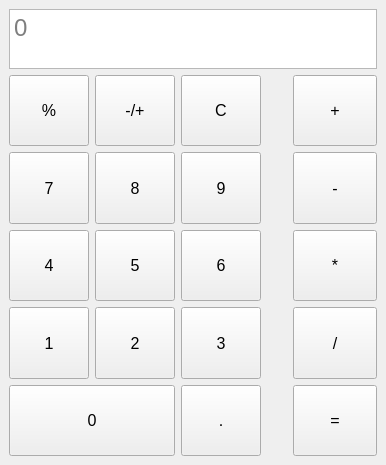
Qt form mainwindow.ui (phyrozz/qt-basic-calculator) before a commit.
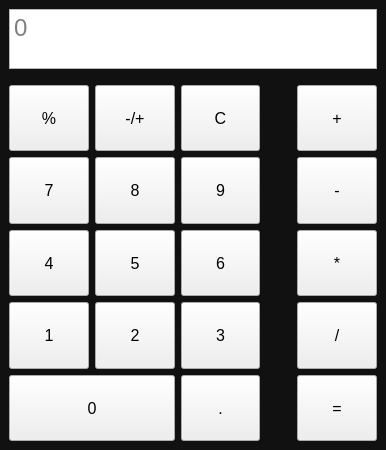
The same form after that commit.

Diff of the .ui file:
```diff
--- a/mainwindow.ui
+++ b/mainwindow.ui
@@ -7,7 +7,7 @@
     <x>0</x>
     <y>0</y>
     <width>386</width>
-    <height>465</height>
+    <height>450</height>
    </rect>
   </property>
   <property name="sizePolicy">
@@ -16,9 +16,20 @@
     <verstretch>0</verstretch>
    </sizepolicy>
   </property>
+  <property name="minimumSize">
+   <size>
+    <width>386</width>
+    <height>450</height>
+   </size>
+  </property>
   <property name="windowTitle">
    <string>MainWindow</string>
   </property>
+  <property name="styleSheet">
+   <string notr="true">QMainWindow {
+	background-color: #111111;
+}</string>
+  </property>
   <widget class="QWidget" name="centralwidget">
    <property name="sizePolicy">
     <sizepolicy hsizetype="Preferred" vsizetype="Preferred">
@@ -27,22 +38,6 @@
     </sizepolicy>
    </property>
    <layout class="QGridLayout" name="gridLayout_2">
-    <item row="1" column="1">
-     <spacer name="verticalSpacer">
-      <property name="orientation">
-       <enum>Qt::Vertical</enum>
-      </property>
-      <property name="sizeType">
-       <enum>QSizePolicy::Fixed</enum>
-      </property>
-      <property name="sizeHint" stdset="0">
-       <size>
-        <width>20</width>
-        <height>40</height>
-       </size>
-      </property>
-     </spacer>
-    </item>
     <item row="0" column="0" colspan="3">
      <widget class="QTextEdit" name="calcField">
       <property name="enabled">
@@ -73,27 +68,28 @@
       </property>
      </widget>
     </item>
-    <item row="1" column="2">
-     <layout class="QGridLayout" name="gridLayout">
-      <item row="4" column="0">
-       <widget class="QPushButton" name="equalsBtn">
-        <property name="sizePolicy">
-         <sizepolicy hsizetype="Expanding" vsizetype="Expanding">
-          <horstretch>0</horstretch>
-          <verstretch>0</verstretch>
-         </sizepolicy>
-        </property>
-        <property name="font">
-         <font>
-          <pointsize>12</pointsize>
-         </font>
-        </property>
-        <property name="text">
-         <string>=</string>
-        </property>
-       </widget>
-      </item>
-      <item row="0" column="0">
+    <item row="2" column="1">
+     <spacer name="verticalSpacer">
+      <property name="orientation">
+       <enum>Qt::Vertical</enum>
+      </property>
+      <property name="sizeType">
+       <enum>QSizePolicy::Fixed</enum>
+      </property>
+      <property name="sizeHint" stdset="0">
+       <size>
+        <width>25</width>
+        <height>40</height>
+       </size>
+      </property>
+     </spacer>
+    </item>
+    <item row="2" column="2">
+     <layout class="QVBoxLayout" name="verticalLayout">
+      <property name="sizeConstraint">
+       <enum>QLayout::SetMinimumSize</enum>
+      </property>
+      <item>
        <widget class="QPushButton" name="addBtn">
         <property name="sizePolicy">
          <sizepolicy hsizetype="Expanding" vsizetype="Expanding">
@@ -111,7 +107,25 @@
         </property>
        </widget>
       </item>
-      <item row="2" column="0">
+      <item>
+       <widget class="QPushButton" name="subtractBtn">
+        <property name="sizePolicy">
+         <sizepolicy hsizetype="Expanding" vsizetype="Expanding">
+          <horstretch>0</horstretch>
+          <verstretch>0</verstretch>
+         </sizepolicy>
+        </property>
+        <property name="font">
+         <font>
+          <pointsize>12</pointsize>
+         </font>
+        </property>
+        <property name="text">
+         <string>-</string>
+        </property>
+       </widget>
+      </item>
+      <item>
        <widget class="QPushButton" name="multiplyBtn">
         <property name="sizePolicy">
          <sizepolicy hsizetype="Expanding" vsizetype="Expanding">
@@ -129,7 +143,7 @@
         </property>
        </widget>
       </item>
-      <item row="3" column="0">
+      <item>
        <widget class="QPushButton" name="divideBtn">
         <property name="sizePolicy">
          <sizepolicy hsizetype="Expanding" vsizetype="Expanding">
@@ -147,8 +161,8 @@
         </property>
        </widget>
       </item>
-      <item row="1" column="0">
-       <widget class="QPushButton" name="subtractBtn">
+      <item>
+       <widget class="QPushButton" name="equalsBtn">
         <property name="sizePolicy">
          <sizepolicy hsizetype="Expanding" vsizetype="Expanding">
           <horstretch>0</horstretch>
@@ -161,13 +175,13 @@
          </font>
         </property>
         <property name="text">
-         <string>-</string>
+         <string>=</string>
         </property>
        </widget>
       </item>
      </layout>
     </item>
-    <item row="1" column="0">
+    <item row="2" column="0">
      <layout class="QGridLayout" name="numButtons">
       <property name="topMargin">
        <number>0</number>
@@ -335,6 +349,9 @@
           <pointsize>12</pointsize>
          </font>
         </property>
+        <property name="styleSheet">
+         <string notr="true"/>
+        </property>
         <property name="text">
          <string>%</string>
         </property>
@@ -450,6 +467,19 @@
       </item>
      </layout>
     </item>
+    <item row="1" column="0">
+     <spacer name="horizontalSpacer">
+      <property name="orientation">
+       <enum>Qt::Horizontal</enum>
+      </property>
+      <property name="sizeHint" stdset="0">
+       <size>
+        <width>40</width>
+        <height>10</height>
+       </size>
+      </property>
+     </spacer>
+    </item>
    </layout>
   </widget>
  </widget>
```
Left out of the diff: 3 changed lines with no effect on the pictures.
